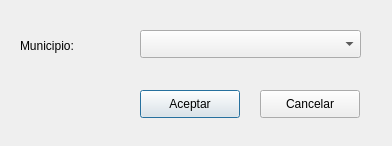
This is ui/crm_trace.ui in Giswater/giswater_qgis_plugin as Qt 5 draws it before an edit. The edited form follows.
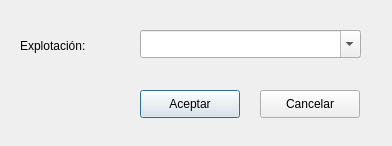
This is the edited form.

```diff
--- a/ui/crm_trace.ui
+++ b/ui/crm_trace.ui
@@ -49,7 +49,7 @@
     </rect>
    </property>
    <property name="text">
-    <string>Municipio:</string>
+    <string>Explotación:</string>
    </property>
   </widget>
   <widget class="QComboBox" name="cbo_expl">
@@ -61,6 +61,12 @@
      <height>28</height>
     </rect>
    </property>
+   <property name="editable">
+    <bool>true</bool>
+   </property>
+   <property name="maxVisibleItems">
+    <number>10</number>
+   </property>
   </widget>
  </widget>
  <resources/>
```
Left out of the diff: 2 changed lines with no effect on the pictures.
